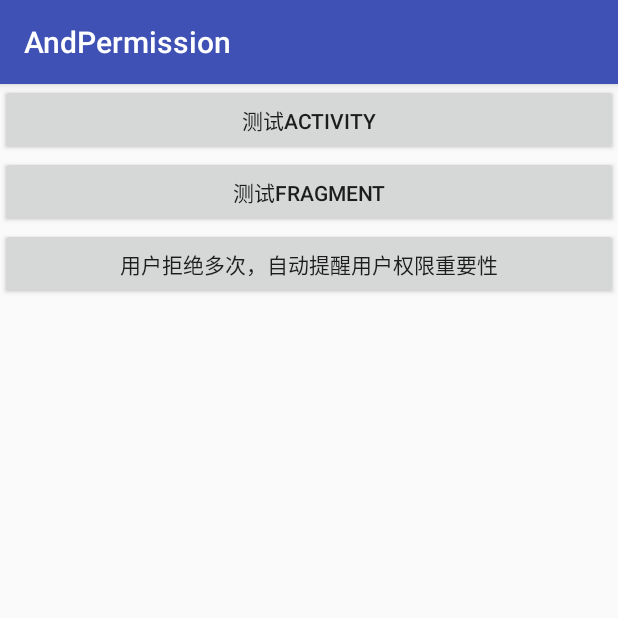
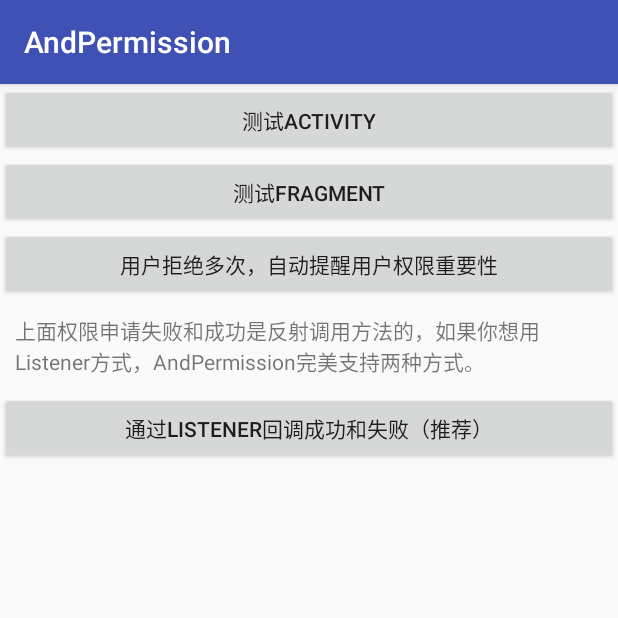
Before and after one commit to yanzhenjie/AndPermission, an Android app: the screen it shows after launch (MainActivity), on a phone screen of 412 x 824 dp, the top half of it. Run offline under Robolectric (Android 15) with nearby library versions, the phone set to English and light mode, and no system bars.

Commit message:
Add listener callback.

```diff
--- a/permission/build.gradle
+++ b/permission/build.gradle
@@ -5,7 +5,7 @@ android {
     buildToolsVersion "23.0.3"
 
     defaultConfig {
-        minSdkVersion 9
+        minSdkVersion 8
         targetSdkVersion 23
     }
 }
--- a/sample/build.gradle
+++ b/sample/build.gradle
@@ -20,7 +20,7 @@ android {
 }
 
 dependencies {
-    compile 'com.yanzhenjie:permission:1.0.0'
+    compile 'com.yanzhenjie:permission:1.0.1'
     compile 'com.android.support:appcompat-v7:23.4.0'
     compile 'com.android.support:design:23.4.0'
 }
--- a/sample/src/main/AndroidManifest.xml
+++ b/sample/src/main/AndroidManifest.xml
@@ -42,6 +42,10 @@
             android:name=".RationalePermissionActivity"
             android:label="用户拒绝多次，提醒用户"
             android:theme="@style/AppTheme.NoActionBar" />
+        <activity
+            android:name=".ListenerActivity"
+            android:label="通过Listener回调成功和失败"
+            android:theme="@style/AppTheme.NoActionBar" />
     </application>
 
 </manifest>
--- a/sample/src/main/java/com/yanzhenjie/permission/sample/MainActivity.java
+++ b/sample/src/main/java/com/yanzhenjie/permission/sample/MainActivity.java
@@ -35,6 +35,7 @@ public class MainActivity extends AppCompatActivity implements View.OnClickListe
         findViewById(R.id.btn_activity).setOnClickListener(this);
         findViewById(R.id.btn_fragment).setOnClickListener(this);
         findViewById(R.id.btn_rationale).setOnClickListener(this);
+        findViewById(R.id.btn_listener).setOnClickListener(this);
     }
 
     @Override
@@ -52,6 +53,10 @@ public class MainActivity extends AppCompatActivity implements View.OnClickListe
                 startActivity(new Intent(this, RationalePermissionActivity.class));
                 break;
             }
+            case R.id.btn_listener: {
+                startActivity(new Intent(this, RationalePermissionActivity.class));
+                break;
+            }
         }
     }
 }
--- a/sample/src/main/res/layout/activity_main.xml
+++ b/sample/src/main/res/layout/activity_main.xml
@@ -43,6 +43,17 @@
             android:layout_height="wrap_content"
             android:text="用户拒绝多次，自动提醒用户权限重要性" />
 
+        <TextView
+            android:layout_width="match_parent"
+            android:layout_height="wrap_content"
+            android:layout_margin="10dp"
+            android:text="上面权限申请失败和成功是反射调用方法的，如果你想用Listener方式，AndPermission完美支持两种方式。" />
+
+        <Button
+            android:id="@+id/btn_listener"
+            android:layout_width="match_parent"
+            android:layout_height="wrap_content"
+            android:text="通过Listener回调成功和失败（推荐）" />
     </LinearLayout>
 
 </android.support.design.widget.CoordinatorLayout>
```
Also changed, not shown: permission/src/main/java/com/yanzhenjie/permission/AndPermission.java (+19 -1 lines), permission/src/main/java/com/yanzhenjie/permission/PermissionListener.java (added, +27 -0 lines), sample/src/main/java/com/yanzhenjie/permission/sample/ListenerActivity.java (added, +110 -0 lines), build.gradle (line endings or trailing spaces), 2 other files.
